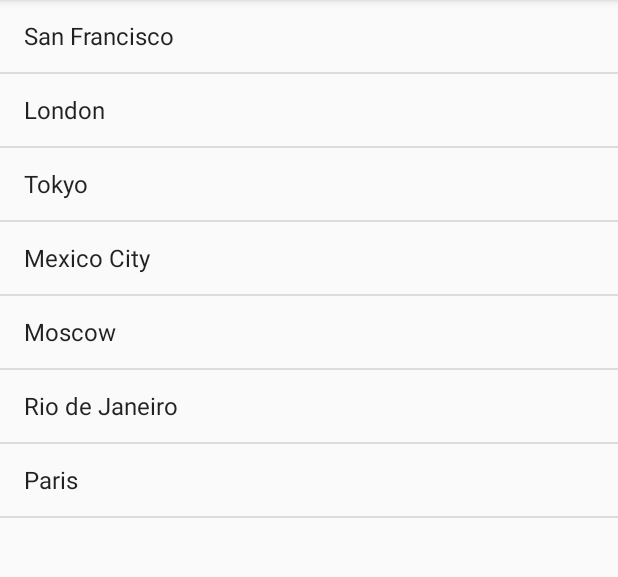
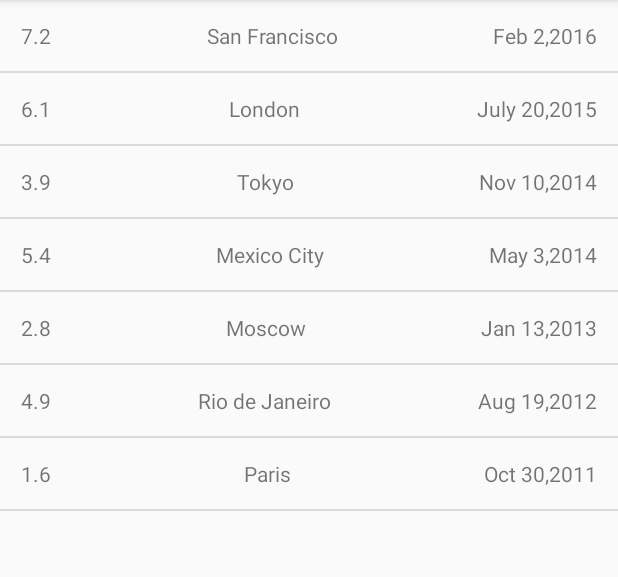
Before and after one commit to amanirshad/QuakeReport, an Android app: the screen it shows after launch (EarthquakeActivity), on a phone screen of 412 x 824 dp, the part 84-661 px from its top. Run offline under Robolectric (Android 15) with nearby library versions, the phone set to English and light mode, and no system bars.

Commit message:
feat added custom array adapter to get magnitude, location and date of earthquake

```diff
--- a/app/src/main/java/com/amanirshad/quakereport/Earthquake.java
+++ b/app/src/main/java/com/amanirshad/quakereport/Earthquake.java
@@ -1,26 +1,24 @@
 package com.amanirshad.quakereport;
-
-import java.util.Date;
 
 public class Earthquake {
 
     private String mLocation;
 
-    private float mMagnitude;
+    private String mMagnitude;
 
     private String mDate;
 
-    public Earthquake(String location, float magnitude, String date){
+    public Earthquake(String magnitude, String location, String date) {
         mLocation = location;
         mMagnitude = magnitude;
-        date = mDate;
+        mDate = date;
     }
 
     public String getLocation() {
         return mLocation;
     }
 
-    public float getMagnitude() {
+    public String getMagnitude() {
         return mMagnitude;
     }
 
--- a/app/src/main/java/com/amanirshad/quakereport/EarthquakeActivity.java
+++ b/app/src/main/java/com/amanirshad/quakereport/EarthquakeActivity.java
@@ -15,11 +15,10 @@
  */
 package com.amanirshad.quakereport;
 
+import android.os.Bundle;
+import android.widget.ListView;
+
 import androidx.appcompat.app.AppCompatActivity;
-
-import android.os.Bundle;
-import android.widget.ArrayAdapter;
-import android.widget.ListView;
 
 import java.util.ArrayList;
 
@@ -32,22 +31,20 @@ public class EarthquakeActivity extends AppCompatActivity {
         super.onCreate(savedInstanceState);
         setContentView(R.layout.earthquake_activity);
 
-        // Create a fake list of earthquake locations.
-        ArrayList<String> earthquakes = new ArrayList<>();
-        earthquakes.add("San Francisco");
-        earthquakes.add("London");
-        earthquakes.add("Tokyo");
-        earthquakes.add("Mexico City");
-        earthquakes.add("Moscow");
-        earthquakes.add("Rio de Janeiro");
-        earthquakes.add("Paris");
+        ArrayList<Earthquake> earthquakes = new ArrayList<Earthquake>();
 
+        earthquakes.add(new Earthquake("7.2", "San Francisco", "Feb 2,2016"));
+        earthquakes.add(new Earthquake("6.1", "London", "July 20,2015"));
+        earthquakes.add(new Earthquake("3.9", "Tokyo", "Nov 10,2014"));
+        earthquakes.add(new Earthquake("5.4", "Mexico City", "May 3,2014"));
+        earthquakes.add(new Earthquake("2.8", "Moscow", "Jan 13,2013"));
+        earthquakes.add(new Earthquake("4.9", "Rio de Janeiro", "Aug 19,2012"));
+        earthquakes.add(new Earthquake("1.6", "Paris", "Oct 30,2011"));
         // Find a reference to the {@link ListView} in the layout
-        ListView earthquakeListView = (ListView) findViewById(R.id.list);
+        ListView earthquakeListView = findViewById(R.id.list);
 
         // Create a new {@link ArrayAdapter} of earthquakes
-        ArrayAdapter<String> adapter = new ArrayAdapter<String>(
-                this, android.R.layout.simple_list_item_1, earthquakes);
+        EarthquakeAdapter adapter = new EarthquakeAdapter(this, earthquakes);
 
         // Set the adapter on the {@link ListView}
         // so the list can be populated in the user interface
--- a/app/src/main/java/com/amanirshad/quakereport/EarthquakeAdapter.java
+++ b/app/src/main/java/com/amanirshad/quakereport/EarthquakeAdapter.java
@@ -5,6 +5,7 @@ import android.view.LayoutInflater;
 import android.view.View;
 import android.view.ViewGroup;
 import android.widget.ArrayAdapter;
+import android.widget.TextView;
 
 import androidx.annotation.NonNull;
 import androidx.annotation.Nullable;
@@ -23,6 +24,16 @@ public class EarthquakeAdapter  extends ArrayAdapter<Earthquake> {
         if(listItemView == null){
             listItemView = LayoutInflater.from(getContext()).inflate(R.layout.item_list,parent,false);
         }
+        Earthquake currentEarthquake = getItem(position);
+        TextView magnitude = listItemView.findViewById(R.id.magnitude);
+        magnitude.setText(currentEarthquake.getMagnitude());
+
+        TextView location = listItemView.findViewById(R.id.location);
+        location.setText(currentEarthquake.getLocation());
+
+        TextView date = listItemView.findViewById(R.id.date);
+        date.setText(currentEarthquake.getDate());
+
 
         return listItemView;
     }
--- a/app/src/main/res/layout/item_list.xml
+++ b/app/src/main/res/layout/item_list.xml
@@ -3,11 +3,33 @@
     xmlns:tools="http://schemas.android.com/tools"
     xmlns:android="http://schemas.android.com/apk/res/android"
     android:orientation="horizontal" android:layout_width="match_parent"
-    android:layout_height="match_parent">
+    android:layout_height="match_parent"
+    android:layout_margin="8dp"
+    android:padding="10dp">
 
     <TextView
-        tools:text=""
+
+        android:id="@+id/magnitude"
+        android:layout_height="match_parent"
+        android:layout_margin="4dp"
         android:layout_width="wrap_content"
-        android:layout_height="wrap_content"/>
+        tools:text="7.4" />
+
+    <TextView
+        android:id="@+id/location"
+        android:layout_width="wrap_content"
+        android:layout_height="match_parent"
+        android:layout_margin="4dp"
+        android:layout_weight="1"
+        android:textAlignment="center"
+        tools:text="San Fransisco" />
+
+    <TextView
+
+        android:id="@+id/date"
+        android:layout_width="wrap_content"
+        android:layout_height="match_parent"
+        android:layout_margin="4dp"
+        tools:text="2 Jan,2012" />
 
 </LinearLayout>
```
